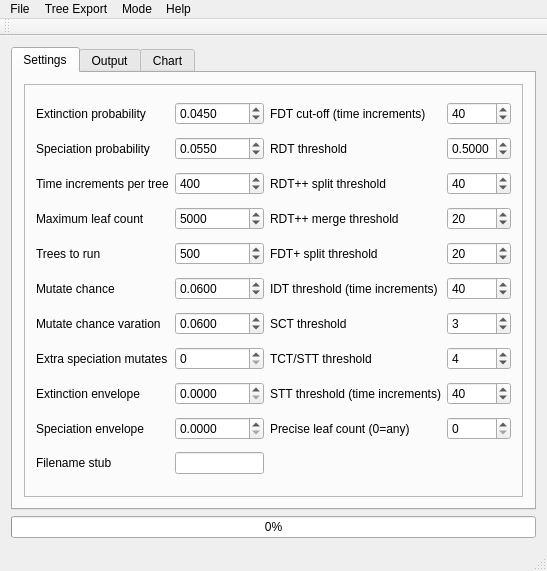
Before: the Qt Designer form mainwindow.ui in marksutton/SUYMYE, drawn with Qt 5.
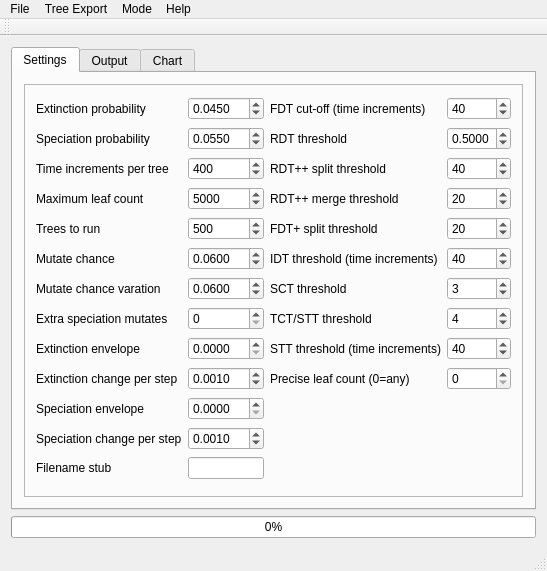
After: the same form once the commit is applied. Custom widgets are drawn as their Qt base class.

Commit message: New variable extinction and speciation rate modes

What changed in the file:
```diff
--- a/mainwindow.ui
+++ b/mainwindow.ui
@@ -34,6 +34,29 @@
            <enum>QFrame::Raised</enum>
           </property>
           <layout class="QGridLayout" name="gridLayout">
+           <item row="10" column="2">
+            <widget class="QDoubleSpinBox" name="ExtinctionChangePerStep">
+             <property name="decimals">
+              <number>4</number>
+             </property>
+             <property name="maximum">
+              <double>0.100000000000000</double>
+             </property>
+             <property name="singleStep">
+              <double>0.001000000000000</double>
+             </property>
+             <property name="value">
+              <double>0.001000000000000</double>
+             </property>
+            </widget>
+           </item>
+           <item row="10" column="0">
+            <widget class="QLabel" name="label_23">
+             <property name="text">
+              <string>Extinction change per step</string>
+             </property>
+            </widget>
+           </item>
            <item row="1" column="0">
             <widget class="QLabel" name="label_3">
              <property name="text">
@@ -168,13 +191,6 @@
              </property>
             </widget>
            </item>
-           <item row="10" column="3">
-            <widget class="QLabel" name="label_22">
-             <property name="text">
-              <string>Precise leaf count (0=any)</string>
-             </property>
-            </widget>
-           </item>
            <item row="5" column="4">
             <widget class="QSpinBox" name="threshold_idt">
              <property name="minimum">
@@ -230,14 +246,14 @@
              </property>
             </widget>
            </item>
-           <item row="11" column="0">
+           <item row="13" column="0">
             <widget class="QLabel" name="label_13">
              <property name="text">
               <string>Filename stub</string>
              </property>
             </widget>
            </item>
-           <item row="11" column="2">
+           <item row="13" column="2">
             <widget class="QLineEdit" name="stub"/>
            </item>
            <item row="7" column="0">
@@ -369,14 +385,14 @@
              </property>
             </widget>
            </item>
-           <item row="10" column="0">
+           <item row="11" column="0">
             <widget class="QLabel" name="label_21">
              <property name="text">
               <string>Speciation envelope</string>
              </property>
             </widget>
            </item>
-           <item row="10" column="2">
+           <item row="11" column="2">
             <widget class="QDoubleSpinBox" name="speciationmodifier">
              <property name="decimals">
               <number>4</number>
@@ -452,6 +468,20 @@
              </property>
             </widget>
            </item>
+           <item row="12" column="0">
+            <widget class="QLabel" name="label_24">
+             <property name="text">
+              <string>Speciation change per step</string>
+             </property>
+            </widget>
+           </item>
+           <item row="10" column="3">
+            <widget class="QLabel" name="label_22">
+             <property name="text">
+              <string>Precise leaf count (0=any)</string>
+             </property>
+            </widget>
+           </item>
            <item row="10" column="4">
             <widget class="QSpinBox" name="precise_leaf_count">
              <property name="minimum">
@@ -465,6 +495,22 @@
              </property>
             </widget>
            </item>
+           <item row="12" column="2">
+            <widget class="QDoubleSpinBox" name="SpeciationChangePerStep">
+             <property name="decimals">
+              <number>4</number>
+             </property>
+             <property name="maximum">
+              <double>0.100000000000000</double>
+             </property>
+             <property name="singleStep">
+              <double>0.001000000000000</double>
+             </property>
+             <property name="value">
+              <double>0.001000000000000</double>
+             </property>
+            </widget>
+           </item>
           </layout>
          </widget>
         </item>
@@ -584,9 +630,11 @@
       <string>Speciation/Extinction rate variation</string>
      </property>
      <addaction name="actionNone_fixed"/>
+     <addaction name="actionVarying_Tree_Parameters"/>
      <addaction name="actionGlobal_evolving_model"/>
      <addaction name="actionLocal_evolving_model"/>
-     <addaction name="actionVarying_Tree_Parameters"/>
+     <addaction name="actionGlobal_evolving_non_genetic_model"/>
+     <addaction name="actionPer_lineage_non_genetic_model"/>
      <addaction name="separator"/>
      <addaction name="actionCouple_extinction_and_speciation_rates"/>
     </widget>
@@ -1031,7 +1079,7 @@
     <bool>true</bool>
    </property>
    <property name="text">
-    <string>Global evolving model</string>
+    <string>Global evolving genetic model</string>
    </property>
   </action>
   <action name="actionLocal_evolving_model">
@@ -1039,7 +1087,23 @@
     <bool>true</bool>
    </property>
    <property name="text">
-    <string>Local evolving model</string>
+    <string>Per lineage genetic model</string>
+   </property>
+  </action>
+  <action name="actionPer_lineage_non_genetic_model">
+   <property name="checkable">
+    <bool>true</bool>
+   </property>
+   <property name="text">
+    <string>Per lineage non-genetic model</string>
+   </property>
+  </action>
+  <action name="actionGlobal_evolving_non_genetic_model">
+   <property name="checkable">
+    <bool>true</bool>
+   </property>
+   <property name="text">
+    <string>Global evolving non-genetic model</string>
    </property>
   </action>
  </widget>
```
The commit also changes 6 other files.
